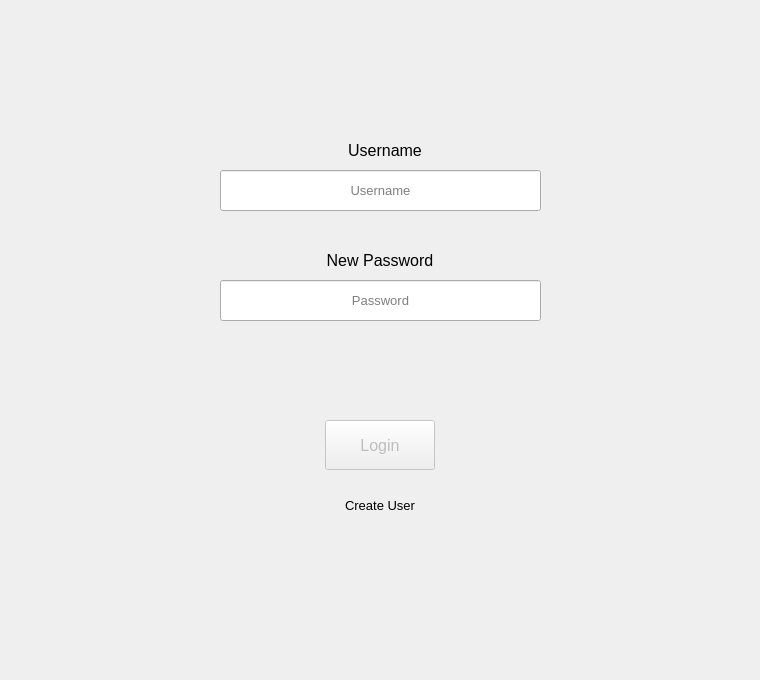
Qt form src/logic/changeCredentials/change_password_window.ui (DVergaraM/Self1) before a commit.
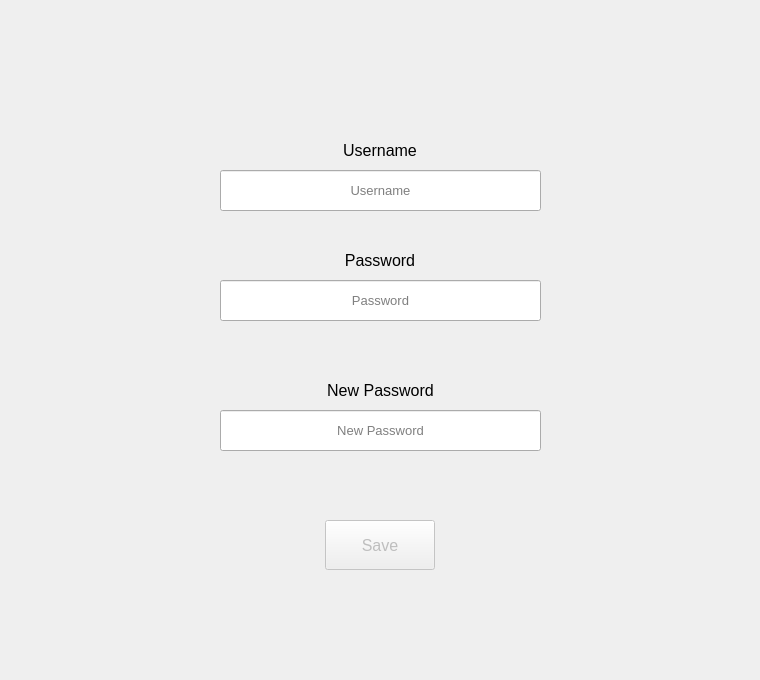
The same form after that commit.

What changed in the file:
```diff
--- a/src/logic/changeCredentials/change_password_window.ui
+++ b/src/logic/changeCredentials/change_password_window.ui
@@ -61,7 +61,7 @@
   <widget class="QLabel" name="username_label">
    <property name="geometry">
     <rect>
-     <x>330</x>
+     <x>325</x>
      <y>140</y>
      <width>110</width>
      <height>21</height>
@@ -94,7 +94,7 @@
     </font>
    </property>
    <property name="text">
-    <string>New Password</string>
+    <string>Password</string>
    </property>
    <property name="alignment">
     <set>Qt::AlignCenter</set>
@@ -107,7 +107,7 @@
    <property name="geometry">
     <rect>
      <x>325</x>
-     <y>420</y>
+     <y>520</y>
      <width>110</width>
      <height>50</height>
     </rect>
@@ -118,19 +118,19 @@
     </font>
    </property>
    <property name="text">
-    <string>Login</string>
+    <string>Save</string>
    </property>
    <property name="default">
     <bool>false</bool>
    </property>
   </widget>
-  <widget class="QPushButton" name="create_form">
+  <widget class="QLineEdit" name="new_password_input">
    <property name="geometry">
     <rect>
-     <x>320</x>
-     <y>480</y>
-     <width>120</width>
-     <height>50</height>
+     <x>220</x>
+     <y>410</y>
+     <width>321</width>
+     <height>41</height>
     </rect>
    </property>
    <property name="font">
@@ -138,14 +138,35 @@
      <pointsize>10</pointsize>
     </font>
    </property>
+   <property name="echoMode">
+    <enum>QLineEdit::Password</enum>
+   </property>
+   <property name="alignment">
+    <set>Qt::AlignCenter</set>
+   </property>
+   <property name="placeholderText">
+    <string>New Password</string>
+   </property>
+  </widget>
+  <widget class="QLabel" name="new_password_label">
+   <property name="geometry">
+    <rect>
+     <x>295</x>
+     <y>380</y>
+     <width>171</width>
+     <height>21</height>
+    </rect>
+   </property>
+   <property name="font">
+    <font>
+     <pointsize>12</pointsize>
+    </font>
+   </property>
    <property name="text">
-    <string>Create User</string>
+    <string>New Password</string>
    </property>
-   <property name="default">
-    <bool>false</bool>
-   </property>
-   <property name="flat">
-    <bool>true</bool>
+   <property name="alignment">
+    <set>Qt::AlignCenter</set>
    </property>
   </widget>
  </widget>
```
Left out of the diff: 8 changed lines with no effect on the pictures.
